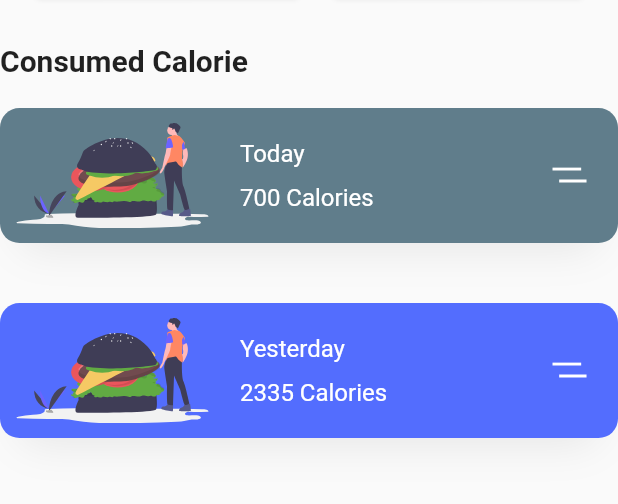
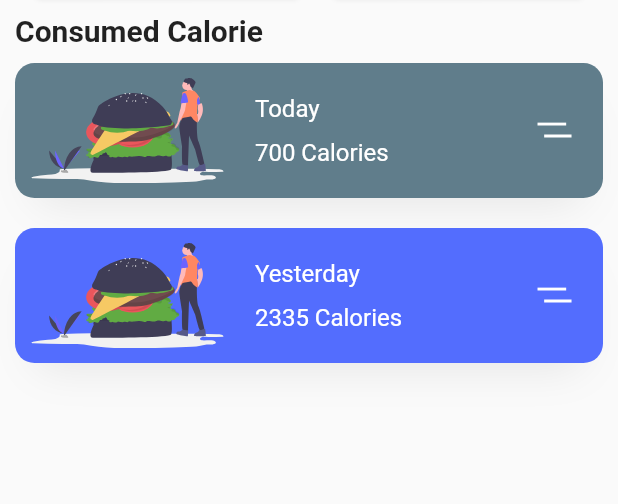
Before and after one commit to sherimello/Athlean, a Flutter app: the profile screen opened directly, scrolled down 576 dp, on a phone screen of 412 x 824 dp, the part 143-647 px from its top. Run offline on Flutter 3.47's test engine with Material 2 defaults, Android fonts, the phone set to English and light mode, and no system bars; our stand-ins replace cloud_firestore, firebase_auth, firebase_core, flutter_svg, font_awesome_flutter, modal_progress_hud_nsn and 1 more; missing offline and left inert: app_usage, dart_numerics; accounts and stored records are empty.

```diff
--- a/lib/pages/profile.dart
+++ b/lib/pages/profile.dart
@@ -260,17 +260,20 @@ class _profileState extends State<profile> {
                           ],
                         ),
                       ),
-                      SizedBox(height: 20),
+                      //SizedBox(height: 20),
                       //Meditation Scheduler
-                      Text(
-                        "Consumed Calorie",
-                        style: Theme.of(context)
-                            .textTheme
-                            .headline6!
-                            .copyWith(fontWeight: FontWeight.bold),
+                      Container(
+                        margin: EdgeInsets.symmetric(horizontal: 10),
+                        child: Text(
+                          "Consumed Calorie",
+                          style: Theme.of(context)
+                              .textTheme
+                              .headline6!
+                              .copyWith(fontWeight: FontWeight.bold),
+                        ),
                       ),
                       Container(
-                        margin: EdgeInsets.symmetric(vertical: 20),
+                        margin: EdgeInsets.symmetric(vertical: 10, horizontal: 10),
                         padding: EdgeInsets.all(10),
                         height: 90,
                         decoration: BoxDecoration(
@@ -313,7 +316,7 @@ class _profileState extends State<profile> {
                         ),
                       ),
                       Container(
-                        margin: EdgeInsets.symmetric(vertical: 20),
+                        margin: EdgeInsets.symmetric(vertical: 10, horizontal: 10),
                         padding: EdgeInsets.all(10),
                         height: 90,
                         decoration: BoxDecoration(
```
